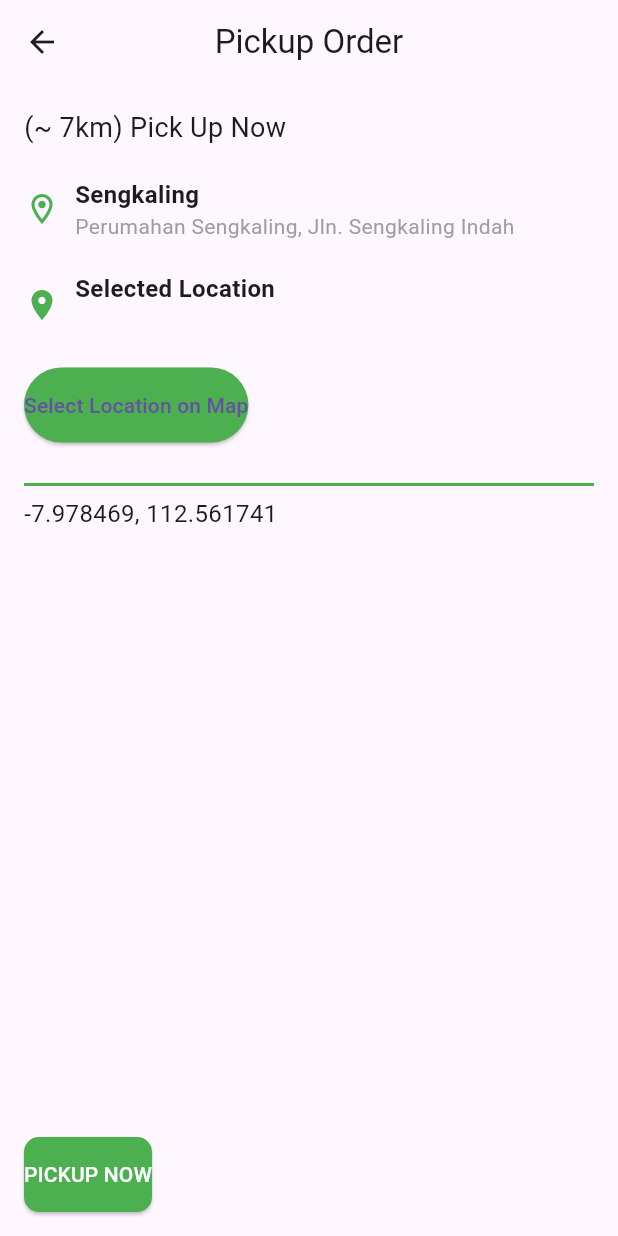
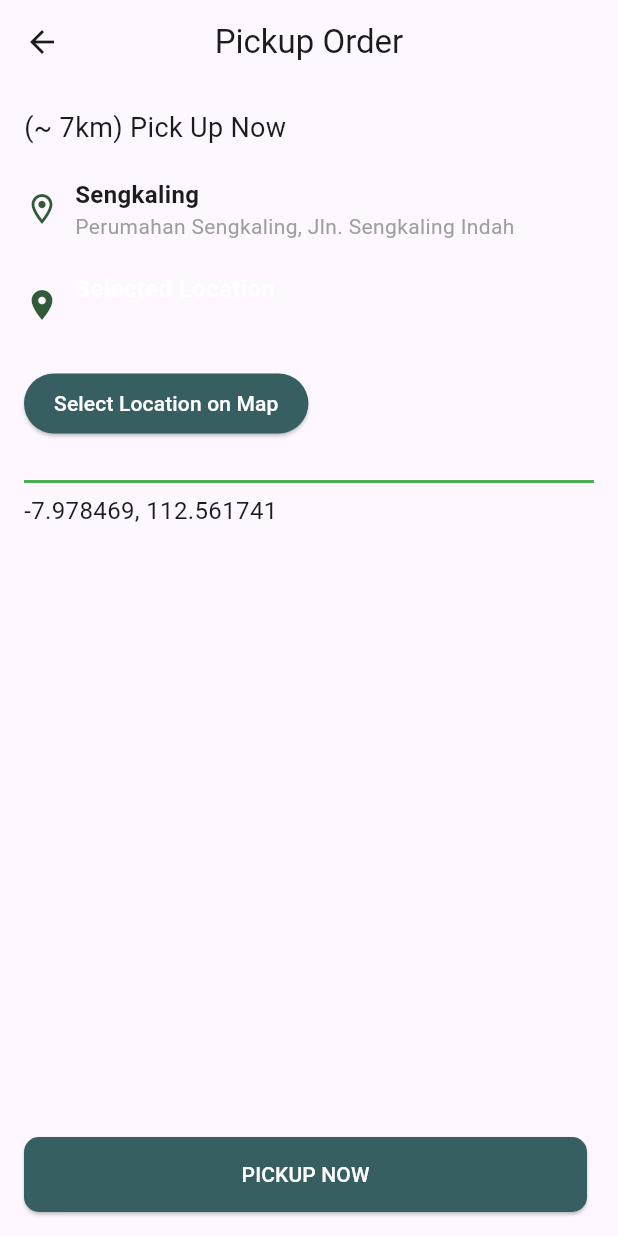
Before and after one commit to IkbarSulistio/Lawndre_Project, a Flutter app: the PaymentView screen opened by its route, after a tap on "Confirm", on a phone screen of 412 x 824 dp. Run offline on Flutter 3.47's test engine with Material 3 defaults, Android fonts, the phone set to English and light mode, and no system bars; our stand-ins replace font_awesome_flutter, geocoding, get, google_maps_flutter, image_picker.

Commit message:
lawndre_project

```diff
--- a/lib/app/modules/payment/views/payment_view.dart
+++ b/lib/app/modules/payment/views/payment_view.dart
@@ -58,7 +58,7 @@ class PaymentView extends StatelessWidget {
       icon: Icon(icon, color: Colors.white),
       label: Text(title, style: TextStyle(fontSize: 18, color: Colors.white)),
       style: ElevatedButton.styleFrom(
-        padding: EdgeInsets.symmetric(horizontal: 40, vertical: 20),
+        padding: EdgeInsets.symmetric(horizontal: 60, vertical: 20),
         backgroundColor: color,
         shape: RoundedRectangleBorder(
           borderRadius: BorderRadius.circular(10),
@@ -73,8 +73,8 @@ class PaymentView extends StatelessWidget {
       onPressed: () => Get.to(PickupOrderView()),
       child: Text('Confirm', style: TextStyle(color: Colors.white)),
       style: ElevatedButton.styleFrom(
-        padding: EdgeInsets.symmetric(horizontal: 40, vertical: 15),
-        backgroundColor: Colors.green,
+        padding: EdgeInsets.symmetric(horizontal: 50, vertical: 20),
+        backgroundColor: Color.fromRGBO(55, 94, 97, 1),
       ),
     );
   }
--- a/lib/app/modules/pickup_order/views/pickup_order_view.dart
+++ b/lib/app/modules/pickup_order/views/pickup_order_view.dart
@@ -18,11 +18,12 @@ class PickupOrderView extends StatelessWidget {
         child: Column(
           crossAxisAlignment: CrossAxisAlignment.start,
           children: [
-            Text('(~ 7km) Pick Up Now', style: TextStyle(fontSize: 18)),
+            Text('(~ 7km) Pick Up Now', style: TextStyle(fontSize: 18),),
+
             SizedBox(height: 20),
             Row(
               children: [
-                Icon(Icons.location_on_outlined, color: Colors.green),
+                Icon(Icons.location_on_outlined, color: Color.fromRGBO(49, 90, 57, 1)),
                 SizedBox(width: 10),
                 Column(
                   crossAxisAlignment: CrossAxisAlignment.start,
@@ -36,12 +37,12 @@ class PickupOrderView extends StatelessWidget {
             SizedBox(height: 20),
             Row(
               children: [
-                Icon(Icons.location_on, color: Colors.green),
+                Icon(Icons.location_on, color: Color.fromRGBO(49, 90, 57, 1)),
                 SizedBox(width: 10),
                 Column(
                   crossAxisAlignment: CrossAxisAlignment.start,
                   children: [
-                    Text('Selected Location', style: TextStyle(fontSize: 16, fontWeight: FontWeight.bold)),
+                    Text('Selected Location', style: TextStyle(fontSize: 16, fontWeight: FontWeight.bold, color: Colors.white)),
                     Obx(() => Text(controller.selectedAddress.value, style: TextStyle(color: Colors.grey))),
                   ],
                 ),
@@ -52,10 +53,10 @@ class PickupOrderView extends StatelessWidget {
               onPressed: () {
                 Get.to(() => MapWidget()); // Navigate to map page
               },
-              child: Text('Select Location on Map'),
+              child: Text('Select Location on Map', style: TextStyle(color: Colors.white)),
               style: ElevatedButton.styleFrom(
-                padding: EdgeInsets.symmetric(vertical: 15),
-                backgroundColor: Colors.green,
+                padding: EdgeInsets.symmetric(vertical: 10, horizontal: 20),
+                backgroundColor: Color.fromRGBO(55, 94, 97, 1),
               ),
             ),
             SizedBox(height: 20),
@@ -68,8 +69,8 @@ class PickupOrderView extends StatelessWidget {
               },
               child: Text('PICKUP NOW', style: TextStyle(color: Colors.white)),
               style: ElevatedButton.styleFrom(
-                padding: EdgeInsets.symmetric(vertical: 15),
-                backgroundColor: Colors.green,
+                padding: EdgeInsets.symmetric(vertical: 15, horizontal: 145),
+                backgroundColor: Color.fromRGBO(55, 94, 97, 1),
                 shape: RoundedRectangleBorder(
                   borderRadius: BorderRadius.circular(10),
                 ),
```
